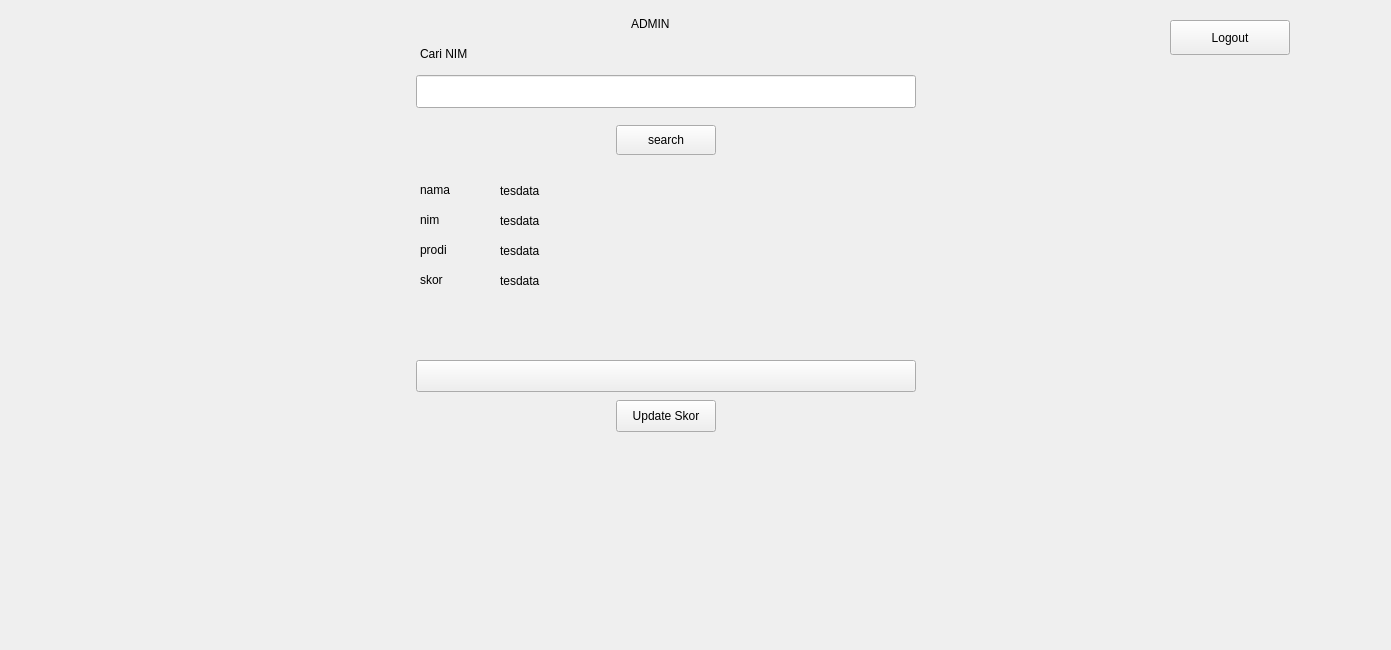
Najer-jril/app1, file main.ui: the form before one commit.
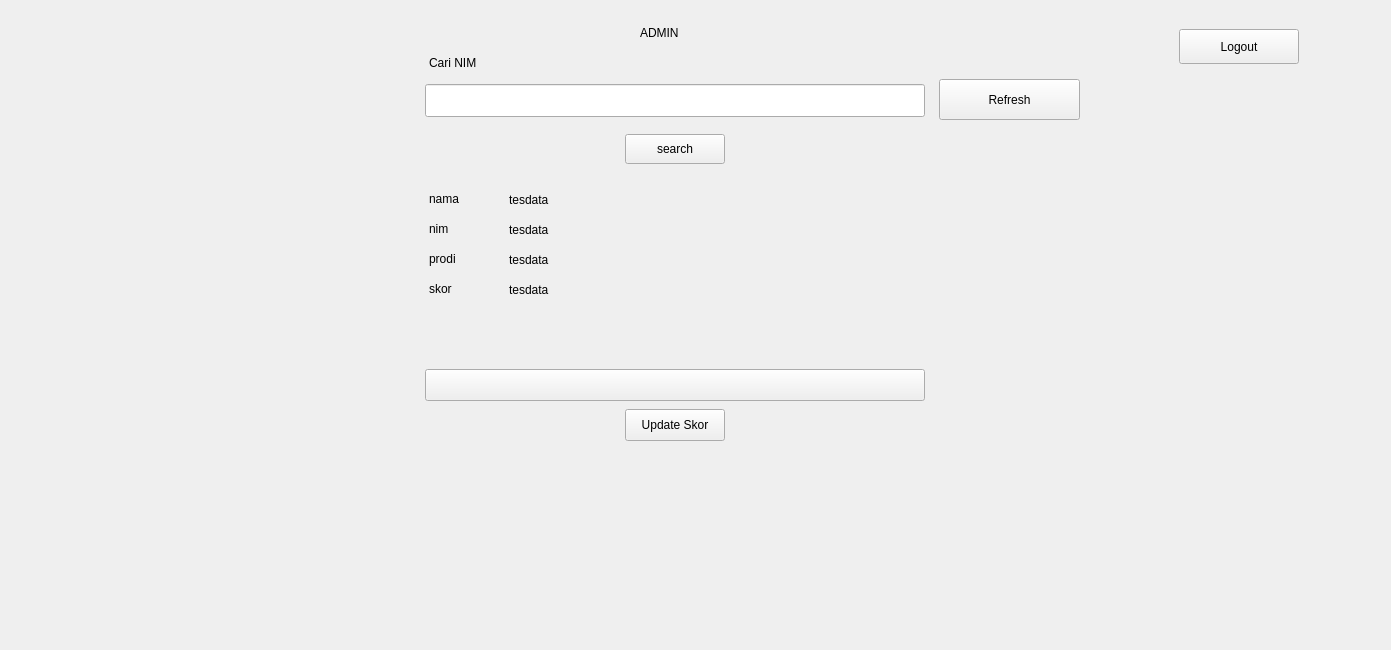
The form after the commit. The open tabs and pages were chosen to show the change. Custom widgets are drawn as their Qt base class.

Commit message: udh bener background nya

The edit to the form file:
```diff
--- a/main.ui
+++ b/main.ui
@@ -22,10 +22,10 @@
   <widget class="QStackedWidget" name="stackedWidget">
    <property name="geometry">
     <rect>
-     <x>0</x>
-     <y>0</y>
-     <width>1333</width>
-     <height>650</height>
+     <x>9</x>
+     <y>9</y>
+     <width>1315</width>
+     <height>632</height>
     </rect>
    </property>
    <property name="sizePolicy">
@@ -1199,6 +1199,19 @@
       </rect>
      </property>
     </widget>
+    <widget class="QPushButton" name="pushButton">
+     <property name="geometry">
+      <rect>
+       <x>930</x>
+       <y>70</y>
+       <width>141</width>
+       <height>41</height>
+      </rect>
+     </property>
+     <property name="text">
+      <string>Refresh</string>
+     </property>
+    </widget>
     <zorder>admbg</zorder>
     <zorder>PushButton_4</zorder>
     <zorder>prodi_a</zorder>
```
Left out of the diff: 3 changed lines with no effect on the pictures. The commit also changes 1 other file.
